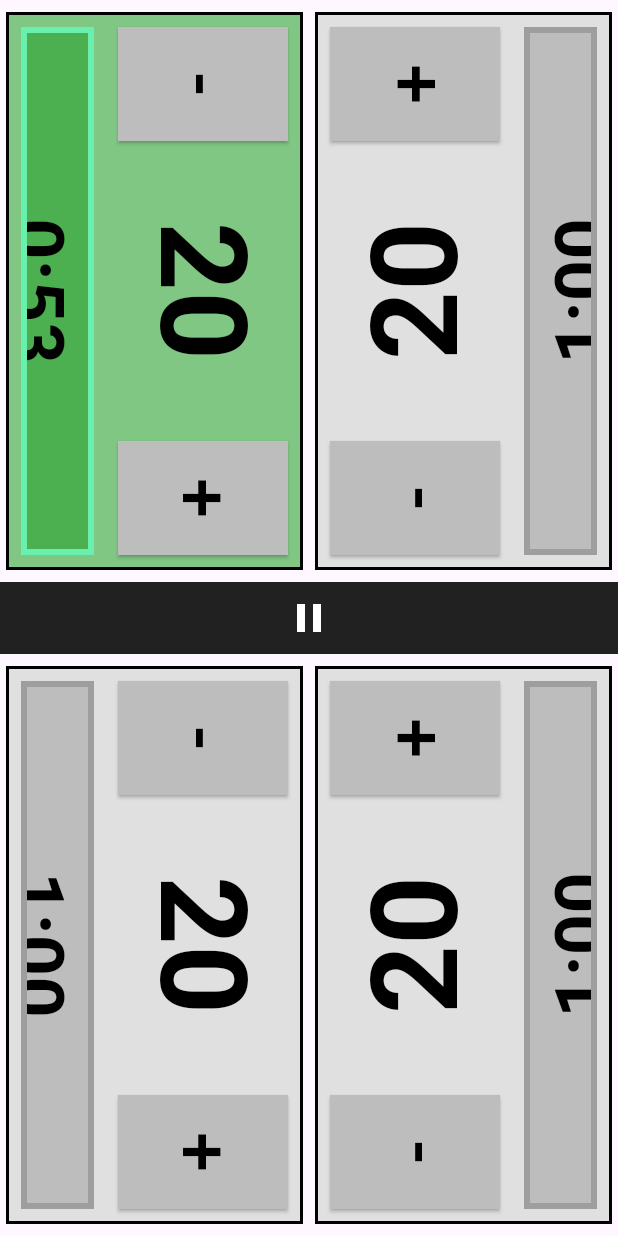
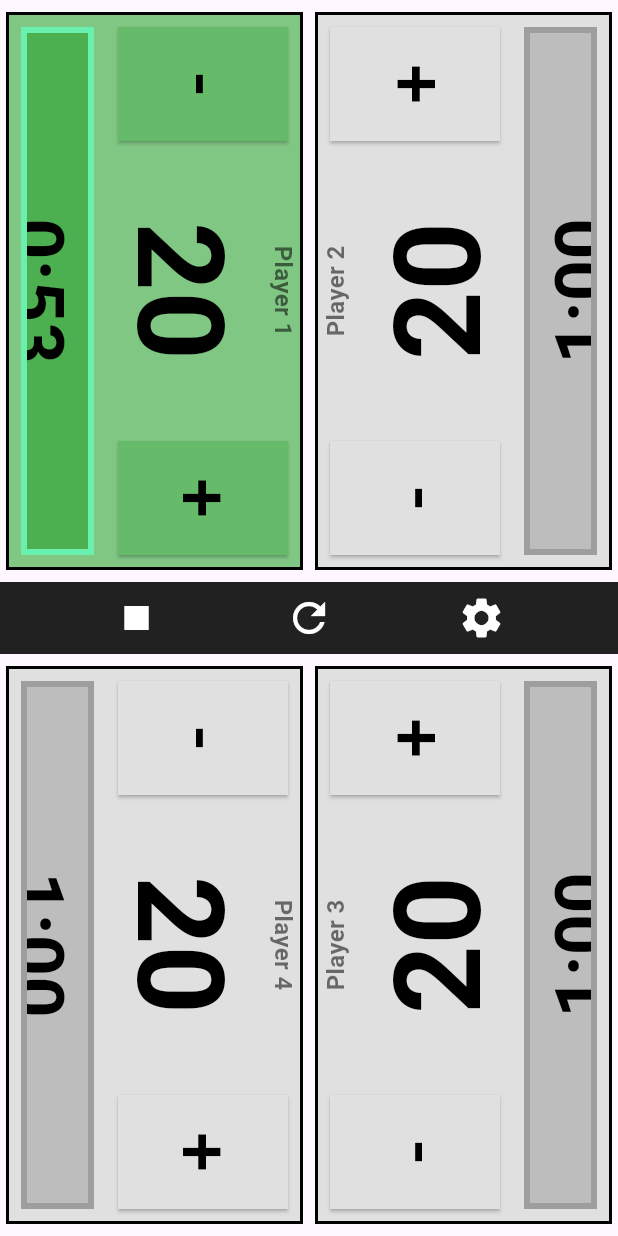
Before and after one commit to Kapsyloffer/ROPE, a Flutter app: the screen it shows after launch, on a phone screen of 412 x 824 dp. Run offline on Flutter 3.47's test engine with Material 3 defaults, Android fonts, the phone set to English and light mode, and no system bars; our stand-ins replace shared_preferences.

Commit message:
Added settings screen

```diff
--- a/lib/layouts.dart
+++ b/lib/layouts.dart
@@ -1,5 +1,6 @@
 import 'package:flutter/material.dart';
 import 'player.dart';
+import 'settings.dart';
 
 String formatTime(double seconds) {
   int min = seconds ~/ 60;
@@ -23,11 +24,17 @@ class PlayerWidget extends StatelessWidget {
 
   @override
   Widget build(BuildContext context) {
+    Color activeButtonColor = Settings.useTimer && player.timer.active
+        ? Colors.green.shade400
+        : Settings.playerColors[player.order];
+
+    Color buttonColor = player.alive ? activeButtonColor : Colors.grey.shade900;
+
     Widget content = Container(
       margin: const EdgeInsets.symmetric(vertical: 4.0, horizontal: 8.0),
       decoration: BoxDecoration(
         color: player.alive
-            ? (player.timer.active ? Colors.green.shade300 : Colors.grey.shade300)
+            ? (Settings.useTimer && player.timer.active ? Colors.green.shade300 : Settings.playerColors[player.order])
             : Colors.grey.shade800,
         border: Border.all(color: Colors.black, width: 2),
       ),
@@ -46,7 +53,7 @@ class PlayerWidget extends StatelessWidget {
                     child: ElevatedButton(
                       onPressed: () => onLifeAdjust(-1),
                       style: ElevatedButton.styleFrom(
-                        backgroundColor: player.alive ? Colors.grey.shade400 : Colors.grey.shade900,
+                        backgroundColor: buttonColor,
                         shape: RoundedRectangleBorder(borderRadius: BorderRadius.circular(0)),
                       ),
                       child: Text('-', style: TextStyle(fontSize: 48, color: player.alive ? Colors.black : Colors.red)),
@@ -55,11 +62,22 @@ class PlayerWidget extends StatelessWidget {
                 ),
                 Expanded(
                   flex: 2,
-                  child: Center(
-                    child: Text(
+                  child: Column(
+                    mainAxisAlignment: MainAxisAlignment.center,
+                    children: [
+                      Text(
+                        Settings.playerNames[player.order],
+                        style: TextStyle(
+                            fontSize: 16,
+                            fontWeight: FontWeight.bold,
+                            color: player.alive ? Colors.black54 : Colors.red.shade900
+                        ),
+                      ),
+                      Text(
                         '${player.curLife}',
                         style: TextStyle(fontSize: 80, fontWeight: FontWeight.bold, color: player.alive ? Colors.black : Colors.red),
                       ),
+                    ],
                   ),
                 ),
                 Expanded(
@@ -68,7 +86,7 @@ class PlayerWidget extends StatelessWidget {
                     child: ElevatedButton(
                       onPressed: () => onLifeAdjust(1),
                       style: ElevatedButton.styleFrom(
-                        backgroundColor: player.alive ? Colors.grey.shade400 : Colors.grey.shade900,
+                        backgroundColor: buttonColor,
                         shape: RoundedRectangleBorder(borderRadius: BorderRadius.circular(0)),
                       ),
                       child: Text('+', style: TextStyle(fontSize: 48, color: player.alive ? Colors.black : Colors.red)),
@@ -79,6 +97,7 @@ class PlayerWidget extends StatelessWidget {
             ),
           ),
           // Timer
+          if (Settings.useTimer)
             Expanded(
               flex: 1,
               child: GestureDetector(
@@ -118,10 +137,14 @@ class PlayerWidget extends StatelessWidget {
 
 class MenuRow extends StatelessWidget {
   final VoidCallback onPause;
+  final VoidCallback onReset;
+  final VoidCallback onSettings;
 
   const MenuRow({
     super.key,
     required this.onPause,
+    required this.onReset,
+    required this.onSettings,
   });
 
   @override
@@ -130,11 +153,19 @@ class MenuRow extends StatelessWidget {
       height: 48.0,
       color: Colors.black87,
       child: Row(
-        mainAxisAlignment: MainAxisAlignment.center,
+        mainAxisAlignment: MainAxisAlignment.spaceEvenly,
         children: [
           IconButton(
-            icon: const Icon(Icons.pause, color: Colors.white, size: 32),
+            icon: const Icon(Icons.stop, color: Colors.white, size: 32),
             onPressed: onPause,
+          ),
+          IconButton(
+            icon: const Icon(Icons.refresh, color: Colors.white, size: 32),
+            onPressed: onReset,
+          ),
+          IconButton(
+            icon: const Icon(Icons.settings, color: Colors.white, size: 32),
+            onPressed: onSettings,
           ),
         ],
       ),
@@ -147,6 +178,8 @@ class GameLayout extends StatelessWidget {
   final Function(Player) onTimerTap;
   final Function(Player, int) onLifeAdjust;
   final VoidCallback onPause;
+  final VoidCallback onReset;
+  final VoidCallback onSettings;
 
   const GameLayout({
     super.key,
@@ -154,6 +187,8 @@ class GameLayout extends StatelessWidget {
     required this.onTimerTap,
     required this.onLifeAdjust,
     required this.onPause,
+    required this.onReset,
+    required this.onSettings,
   });
 
   @override
@@ -171,6 +206,8 @@ class GameLayout extends StatelessWidget {
           ),
           MenuRow(
             onPause: onPause,
+            onReset: onReset,
+            onSettings: onSettings,
           ),
           Expanded(
             child: PlayerWidget(
@@ -209,6 +246,8 @@ class GameLayout extends StatelessWidget {
           ),
           MenuRow(
             onPause: onPause,
+            onReset: onReset,
+            onSettings: onSettings,
           ),
           Expanded(
             child: PlayerWidget(
@@ -247,6 +286,8 @@ class GameLayout extends StatelessWidget {
           ),
           MenuRow(
             onPause: onPause,
+            onReset: onReset,
+            onSettings: onSettings,
           ),
           Expanded(
             child: Row(
--- a/lib/settings.dart
+++ b/lib/settings.dart
@@ -1,15 +1,104 @@
+import 'package:flutter/material.dart';
+import 'package:shared_preferences/shared_preferences.dart';
+
 class Settings {
+    static bool isDirty = false;
+
     // player settings
     static int players = 4;
     static int startLife = 20;
 
+    // player customization
+    static List<String> playerNames = ["Player 1", "Player 2", "Player 3", "Player 4"];
+    static List<Color> playerColors = [
+        Colors.grey.shade300,
+        Colors.grey.shade300,
+        Colors.grey.shade300,
+        Colors.grey.shade300,
+    ];
+
     // timer settings
     static bool useTimer = true;
-    static double startTime = 60.0;
+    static double startTime = 1.0;
     static int increment = 5;
+
+    static List<String> presetNames = ["Default"];
 
     // layout settings
     // ...
 
-    //
+    static late SharedPreferences _prefs;
+
+    static Future<void> init() async {
+        _prefs = await SharedPreferences.getInstance();
+        load();
+    }
+
+    static void save() {
+        _prefs.setInt('players', players);
+        _prefs.setInt('startLife', startLife);
+        _prefs.setBool('useTimer', useTimer);
+        _prefs.setDouble('startTime', startTime);
+        _prefs.setInt('increment', increment);
+        _prefs.setStringList('playerNames', playerNames);
+        List<String> colorStrings = playerColors.map((c) => c.value.toString()).toList();
+        _prefs.setStringList('playerColors', colorStrings);
+        _prefs.setStringList('presetNames', presetNames);
+    }
+
+    static void load() {
+        players = _prefs.getInt('players') ?? 4;
+        startLife = _prefs.getInt('startLife') ?? 20;
+        useTimer = _prefs.getBool('useTimer') ?? true;
+        startTime = _prefs.getDouble('startTime') ?? 1.0;
+        increment = _prefs.getInt('increment') ?? 5;
+
+        presetNames = _prefs.getStringList('presetNames') ?? ["Default"];
+
+        List<String>? names = _prefs.getStringList('playerNames');
+        if (names != null && names.length >= players) {
+            playerNames = names;
+        } else {
+            playerNames = List.generate(players, (i) => "Player ${i + 1}");
+        }
+
+        List<String>? colors = _prefs.getStringList('playerColors');
+        if (colors != null && colors.length >= players) {
+            playerColors = colors.map((c) => Color(int.parse(c))).toList();
+        } else {
+            playerColors = List.generate(players, (i) => Colors.grey.shade300);
+        }
+    }
+
+    static void savePreset(String presetName) {
+        if (!presetNames.contains(presetName)) {
+            presetNames.add(presetName);
+        }
+        _prefs.setInt('${presetName}_players', players);
+        _prefs.setInt('${presetName}_startLife', startLife);
+        _prefs.setBool('${presetName}_useTimer', useTimer);
+        _prefs.setDouble('${presetName}_startTime', startTime);
+        _prefs.setInt('${presetName}_increment', increment);
+        save();
+    }
+
+    static void loadPreset(String presetName) {
+        if (_prefs.containsKey('${presetName}_players')) {
+            players = _prefs.getInt('${presetName}_players') ?? 4;
+            startLife = _prefs.getInt('${presetName}_startLife') ?? 20;
+            useTimer = _prefs.getBool('${presetName}_useTimer') ?? true;
+            startTime = _prefs.getDouble('${presetName}_startTime') ?? 1.0;
+            increment = _prefs.getInt('${presetName}_increment') ?? 5;
+
+            if (playerNames.length < players) {
+                playerNames.addAll(List.generate(players - playerNames.length, (i) => "Player ${playerNames.length + i + 1}"));
+            }
+            if (playerColors.length < players) {
+                playerColors.addAll(List.generate(players - playerColors.length, (i) => Colors.grey.shade300));
+            }
+
+            isDirty = true;
+            save();
+        }
+    }
 }
--- a/lib/timer.dart
+++ b/lib/timer.dart
@@ -10,8 +10,8 @@ class Timer {
     void Function()? onTick;
 
     Timer()
-      : curTime = Settings.startTime,
-        startTime = Settings.startTime,
+      : curTime = Settings.startTime * 60.0,
+        startTime = Settings.startTime * 60.0,
         increment = Settings.increment,
         active = false;
 
--- a/pubspec.yaml
+++ b/pubspec.yaml
@@ -34,6 +34,7 @@ dependencies:
   # The following adds the Cupertino Icons font to your application.
   # Use with the CupertinoIcons class for iOS style icons.
   cupertino_icons: ^1.0.8
+  shared_preferences: ^2.5.5
 
 dev_dependencies:
   flutter_test:
```
Also changed, not shown: lib/main.dart (+33 -1 lines), lib/settings_screen.dart (added, +214 -0 lines), pubspec.lock, 1 other file. Lines whose indentation alone changed are shown as unchanged.
